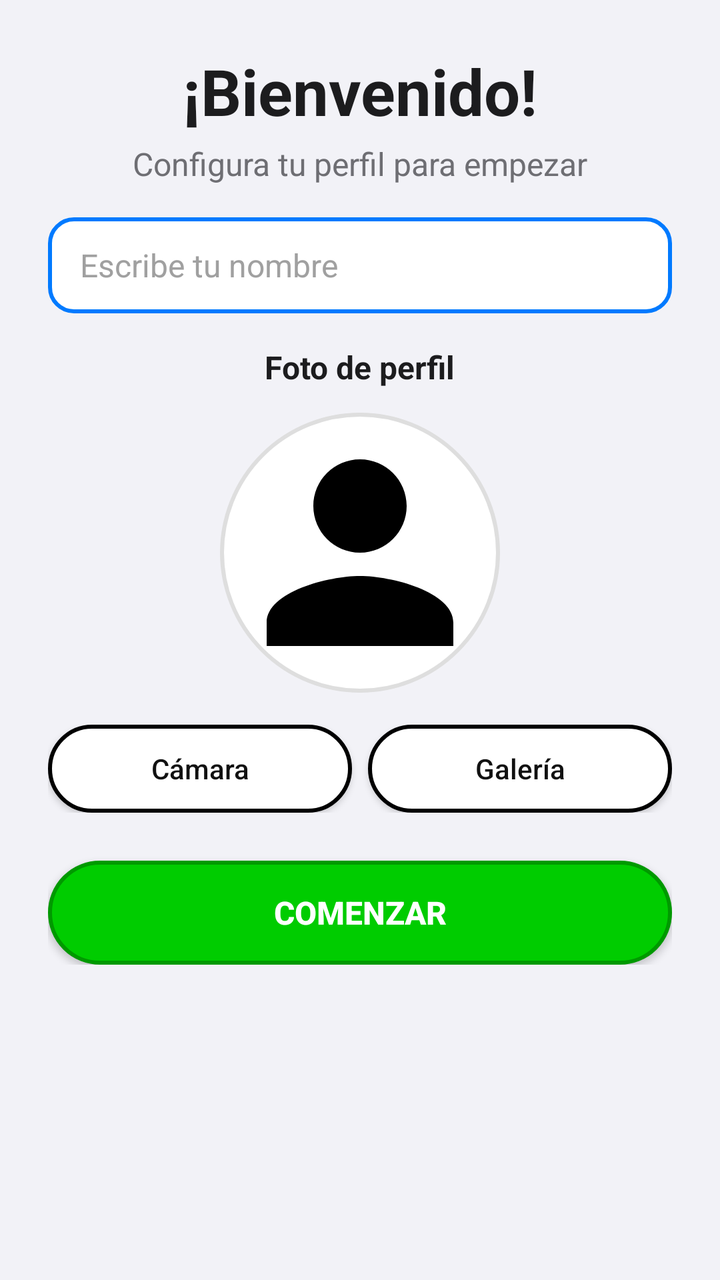
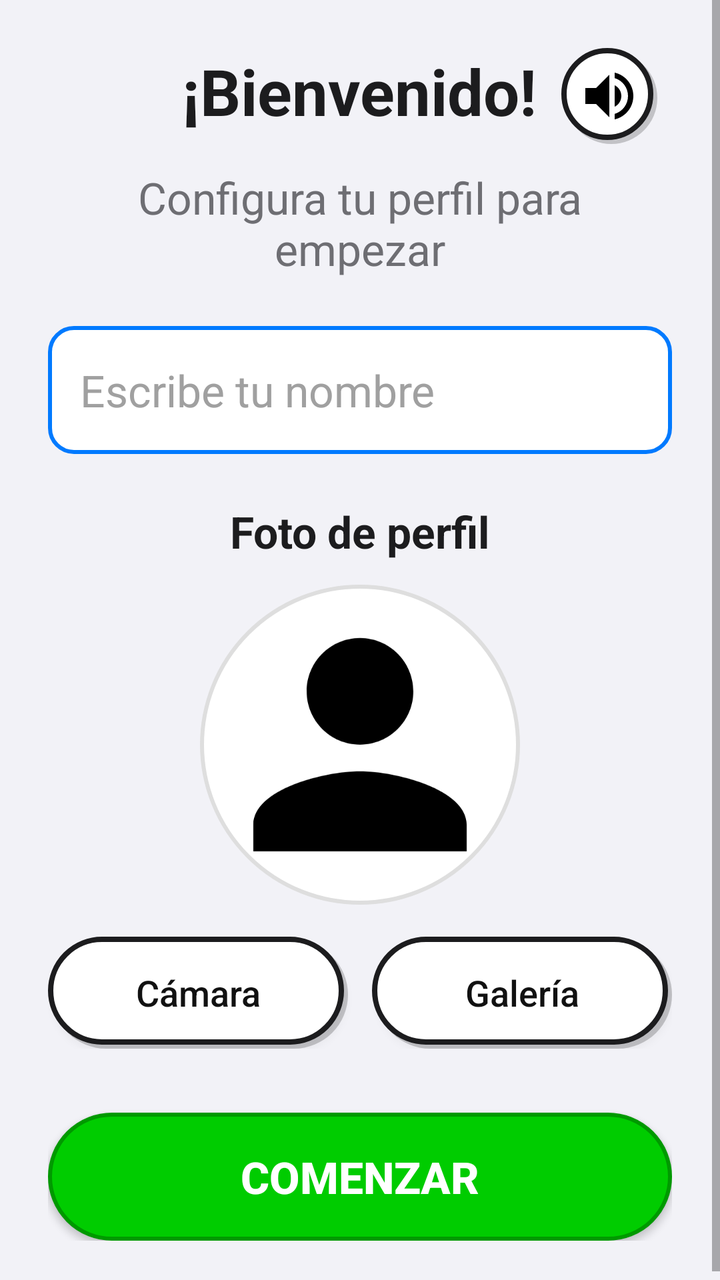

An Android layout rendered at two revisions. The XML below is the earlier revision; the diff shows what the commit changed to produce the second picture.
<!-- AndroidManifest.xml: activity theme AppTheme.NoActionBar -->
<!-- res/layout/activity_welcome.xml -->
<?xml version="1.0" encoding="utf-8"?>
<ScrollView
    xmlns:android="http://schemas.android.com/apk/res/android"
    android:layout_width="match_parent"
    android:layout_height="match_parent"
    android:background="#F2F2F7">

    <LinearLayout
        android:layout_width="match_parent"
        android:layout_height="wrap_content"
        android:orientation="vertical"
        android:padding="24dp">

        
        <TextView
            android:layout_width="match_parent"
            android:layout_height="wrap_content"
            android:text="¡Bienvenido!"
            android:textSize="32sp"
            android:textStyle="bold"
            android:textColor="#1C1C1E"
            android:textAlignment="center"
            android:layout_marginBottom="4dp"/>

        <TextView
            android:layout_width="match_parent"
            android:layout_height="wrap_content"
            android:text="Configura tu perfil para empezar"
            android:textSize="16sp"
            android:textColor="#6E6E73"
            android:textAlignment="center"
            android:layout_marginBottom="16dp"/>

        
        <EditText
            android:id="@+id/etNombre"
            android:layout_width="match_parent"
            android:layout_height="48dp"
            android:hint="Escribe tu nombre"
            android:textSize="16sp"
            android:textColor="#1C1C1E"
            android:textColorHint="#A0A0A0"
            android:inputType="textPersonName|textCapWords"
            android:paddingStart="16dp"
            android:paddingEnd="16dp"
            android:background="@drawable/bg_input_welcome"
            android:layout_marginBottom="16dp"/>

        
        <TextView
            android:layout_width="wrap_content"
            android:layout_height="wrap_content"
            android:text="Foto de perfil"
            android:textSize="16sp"
            android:textStyle="bold"
            android:textColor="#1C1C1E"
            android:layout_marginBottom="12dp"
            android:layout_gravity="center_horizontal"/>

        
        <ImageView
            android:id="@+id/ivFoto"
            android:layout_width="140dp"
            android:layout_height="140dp"
            android:src="@drawable/ic_persona"
            android:scaleType="centerCrop"
            android:background="@drawable/bg_avatar_circle"
            android:layout_gravity="center_horizontal"
            android:contentDescription="Vista previa de foto de perfil"
            android:layout_marginBottom="16dp"/>

        
        <LinearLayout
            android:layout_width="match_parent"
            android:layout_height="wrap_content"
            android:orientation="horizontal"
            android:layout_marginBottom="24dp">

            <Button
                android:id="@+id/btnCapturarFoto"
                android:layout_width="0dp"
                android:layout_height="44dp"
                android:layout_weight="1"
                android:text="Cámara"
                android:textSize="14sp"
                android:textColor="#111111"
                android:background="@drawable/bg_tipo_normal"
                android:textAllCaps="false"
                android:layout_marginEnd="8dp"/>

            <Button
                android:id="@+id/btnSeleccionarGaleria"
                android:layout_width="0dp"
                android:layout_height="44dp"
                android:layout_weight="1"
                android:text="Galería"
                android:textSize="14sp"
                android:textColor="#111111"
                android:background="@drawable/bg_tipo_normal"
                android:textAllCaps="false"/>
        </LinearLayout>

        
        <Button
            android:id="@+id/btnGuardar"
            android:layout_width="match_parent"
            android:layout_height="52dp"
            android:text="COMENZAR"
            android:textSize="16sp"
            android:textStyle="bold"
            android:textColor="#FFFFFF"
            android:background="@drawable/bg_tipo_correcto"
            android:textAllCaps="true"/>

    </LinearLayout>

</ScrollView>
<!-- resources referenced by this layout -->
<resources>
  <!-- drawable bg_avatar_circle (drawable) -->
  <?xml version="1.0" encoding="utf-8"?>
  <shape xmlns:android="http://schemas.android.com/apk/res/android"
      android:shape="oval">
      <solid android:color="#FFFFFF"/>
      <stroke
          android:width="2dp"
          android:color="@color/avatar_borde"/>
  </shape>
  <!-- drawable bg_input_welcome (drawable) -->
  <?xml version="1.0" encoding="utf-8"?>
  <shape xmlns:android="http://schemas.android.com/apk/res/android"
      android:shape="rectangle">
      <solid android:color="#FFFFFF"/>
      <stroke android:width="2dp" android:color="#007AFF"/>
      <corners android:radius="12dp"/>
  </shape>
  <!-- drawable bg_tipo_correcto (drawable) -->
  <?xml version="1.0" encoding="utf-8"?>
  <shape xmlns:android="http://schemas.android.com/apk/res/android"
      android:shape="rectangle">
      <solid android:color="#00CC00" />
      <corners android:radius="70dp" />
      <stroke android:color="#009900" android:width="2dp" />
  </shape>
  <!-- drawable bg_tipo_normal (drawable) -->
  <?xml version="1.0" encoding="utf-8"?>
  <shape xmlns:android="http://schemas.android.com/apk/res/android"
      android:shape="rectangle">
  
      <solid android:color="#FFFFFF" />
  
      <corners android:radius="70dp" />
  
      <stroke
          android:color="#000000"
          android:width="2dp" />
  
  </shape>
  <!-- drawable ic_persona (drawable) -->
  <vector xmlns:android="http://schemas.android.com/apk/res/android" android:height="24dp" android:tint="#000000" android:viewportHeight="24" android:viewportWidth="24" android:width="24dp">
        
      <path android:fillColor="@android:color/black" android:pathData="M12,12c2.21,0 4,-1.79 4,-4s-1.79,-4 -4,-4 -4,1.79 -4,4 1.79,4 4,4zM12,14c-2.67,0 -8,1.34 -8,4v2h16v-2c0,-2.66 -5.33,-4 -8,-4z"/>
      
  </vector>
  <style name="AppTheme.NoActionBar">
          <item name="windowActionBar">false</item>
          <item name="windowNoTitle">true</item>
          <item name="android:statusBarColor">@color/fondo_app</item>
          <item name="android:windowLightStatusBar">true</item>
      </style>
  <color name="avatar_borde">#DEDEDE</color>
  <color name="fondo_app">#F2F2F7</color>
</resources>

<!-- the commit's change to res/layout/activity_welcome.xml (unified diff, before → after) -->
@@ -12,46 +12,66 @@
         android:padding="24dp">
 
         
-        <TextView
+        <RelativeLayout
             android:layout_width="match_parent"
             android:layout_height="wrap_content"
-            android:text="¡Bienvenido!"
-            android:textSize="32sp"
-            android:textStyle="bold"
-            android:textColor="#1C1C1E"
-            android:textAlignment="center"
-            android:layout_marginBottom="4dp"/>
+            android:layout_marginBottom="12dp">
+
+            <TextView
+                android:id="@+id/tvTituloBienvenida"
+                android:layout_width="wrap_content"
+                android:layout_height="wrap_content"
+                android:layout_centerHorizontal="true"
+                android:text="¡Bienvenido!"
+                android:textSize="@dimen/text_size_xlarge"
+                android:textStyle="bold"
+                android:textColor="#1C1C1E"
+                android:textAlignment="center"/>
+
+            <ImageButton
+                android:id="@+id/btnRepetirSaludo"
+                android:layout_width="48dp"
+                android:layout_height="48dp"
+                android:layout_toEndOf="@id/tvTituloBienvenida"
+                android:layout_marginStart="12dp"
+                android:layout_centerVertical="true"
+                android:src="@drawable/ic_volumen"
+                android:background="@drawable/bg_tipo_normal"
+                android:contentDescription="Repetir saludo del robot"
+                android:padding="8dp"
+                android:scaleType="fitCenter"/>
+        </RelativeLayout>
 
         <TextView
             android:layout_width="match_parent"
             android:layout_height="wrap_content"
             android:text="Configura tu perfil para empezar"
-            android:textSize="16sp"
+            android:textSize="@dimen/text_size_medium"
             android:textColor="#6E6E73"
             android:textAlignment="center"
-            android:layout_marginBottom="16dp"/>
+            android:layout_marginBottom="24dp"/>
 
         
         <EditText
             android:id="@+id/etNombre"
             android:layout_width="match_parent"
-            android:layout_height="48dp"
+            android:layout_height="64dp"
             android:hint="Escribe tu nombre"
-            android:textSize="16sp"
+            android:textSize="@dimen/text_size_medium"
             android:textColor="#1C1C1E"
             android:textColorHint="#A0A0A0"
             android:inputType="textPersonName|textCapWords"
             android:paddingStart="16dp"
             android:paddingEnd="16dp"
             android:background="@drawable/bg_input_welcome"
-            android:layout_marginBottom="16dp"/>
+            android:layout_marginBottom="24dp"/>
 
         
         <TextView
             android:layout_width="wrap_content"
             android:layout_height="wrap_content"
             android:text="Foto de perfil"
-            android:textSize="16sp"
+            android:textSize="@dimen/text_size_medium"
             android:textStyle="bold"
             android:textColor="#1C1C1E"
             android:layout_marginBottom="12dp"
@@ -60,41 +80,43 @@
         
         <ImageView
             android:id="@+id/ivFoto"
-            android:layout_width="140dp"
-            android:layout_height="140dp"
+            android:layout_width="160dp"
+            android:layout_height="160dp"
             android:src="@drawable/ic_persona"
             android:scaleType="centerCrop"
             android:background="@drawable/bg_avatar_circle"
             android:layout_gravity="center_horizontal"
-            android:contentDescription="Vista previa de foto de perfil"
-            android:layout_marginBottom="16dp"/>
+            android:contentDescription="Vista previa de foto de perfil (Toca para cambiar)"
+            android:layout_marginBottom="16dp"
+            android:clickable="true"
+            android:focusable="true"/>
 
         
         <LinearLayout
             android:layout_width="match_parent"
             android:layout_height="wrap_content"
             android:orientation="horizontal"
-            android:layout_marginBottom="24dp">
+            android:layout_marginBottom="32dp">
 
             <Button
                 android:id="@+id/btnCapturarFoto"
                 android:layout_width="0dp"
-                android:layout_height="44dp"
+                android:layout_height="56dp"
                 android:layout_weight="1"
                 android:text="Cámara"
-                android:textSize="14sp"
+                android:textSize="@dimen/text_size_small"
                 android:textColor="#111111"
                 android:background="@drawable/bg_tipo_normal"
                 android:textAllCaps="false"
-                android:layout_marginEnd="8dp"/>
+                android:layout_marginEnd="12dp"/>
 
             <Button
                 android:id="@+id/btnSeleccionarGaleria"
                 android:layout_width="0dp"
-                android:layout_height="44dp"
+                android:layout_height="56dp"
                 android:layout_weight="1"
                 android:text="Galería"
-                android:textSize="14sp"
+                android:textSize="@dimen/text_size_small"
                 android:textColor="#111111"
                 android:background="@drawable/bg_tipo_normal"
                 android:textAllCaps="false"/>
@@ -104,9 +126,9 @@
         <Button
             android:id="@+id/btnGuardar"
             android:layout_width="match_parent"
-            android:layout_height="52dp"
+            android:layout_height="64dp"
             android:text="COMENZAR"
-            android:textSize="16sp"
+            android:textSize="@dimen/text_size_medium"
             android:textStyle="bold"
             android:textColor="#FFFFFF"
             android:background="@drawable/bg_tipo_correcto"
<!-- resource entries referenced after the edit -->
@@ -1,5 +1,8 @@
 <!-- resources referenced by this layout -->
 <resources>
+  <dimen name="text_size_medium">22sp</dimen>
+  <dimen name="text_size_small">18sp</dimen>
+  <dimen name="text_size_xlarge">32sp</dimen>
   <!-- drawable bg_avatar_circle (drawable) -->
   <?xml version="1.0" encoding="utf-8"?>
   <shape xmlns:android="http://schemas.android.com/apk/res/android"
@@ -27,22 +30,35 @@
   </shape>
   <!-- drawable bg_tipo_normal (drawable) -->
   <?xml version="1.0" encoding="utf-8"?>
-  <shape xmlns:android="http://schemas.android.com/apk/res/android"
-      android:shape="rectangle">
-  
-      <solid android:color="#FFFFFF" />
-  
-      <corners android:radius="70dp" />
-  
-      <stroke
-          android:color="#000000"
-          android:width="2dp" />
-  
-  </shape>
+  <layer-list xmlns:android="http://schemas.android.com/apk/res/android">
+      
+      <item android:top="2dp" android:left="2dp">
+          <shape android:shape="rectangle">
+              <solid android:color="#33000000" />
+              <corners android:radius="70dp" />
+          </shape>
+      </item>
+      
+      <item android:bottom="2dp" android:right="2dp">
+          <shape android:shape="rectangle">
+              <solid android:color="#FFFFFF" />
+              <corners android:radius="70dp" />
+              <stroke
+                  android:color="#1C1C1E"
+                  android:width="2.5dp" />
+          </shape>
+      </item>
+  </layer-list>
   <!-- drawable ic_persona (drawable) -->
   <vector xmlns:android="http://schemas.android.com/apk/res/android" android:height="24dp" android:tint="#000000" android:viewportHeight="24" android:viewportWidth="24" android:width="24dp">
         
       <path android:fillColor="@android:color/black" android:pathData="M12,12c2.21,0 4,-1.79 4,-4s-1.79,-4 -4,-4 -4,1.79 -4,4 1.79,4 4,4zM12,14c-2.67,0 -8,1.34 -8,4v2h16v-2c0,-2.66 -5.33,-4 -8,-4z"/>
+      
+  </vector>
+  <!-- drawable ic_volumen (drawable) -->
+  <vector xmlns:android="http://schemas.android.com/apk/res/android" android:autoMirrored="true" android:height="24dp" android:tint="#000000" android:viewportHeight="24" android:viewportWidth="24" android:width="24dp">
+        
+      <path android:fillColor="@android:color/white" android:pathData="M3,9v6h4l5,5L12,4L7,9L3,9zM16.5,12c0,-1.77 -1.02,-3.29 -2.5,-4.03v8.05c1.48,-0.73 2.5,-2.25 2.5,-4.02zM14,3.23v2.06c2.89,0.86 5,3.54 5,6.71s-2.11,5.85 -5,6.71v2.06c4.01,-0.91 7,-4.49 7,-8.77s-2.99,-7.86 -7,-8.77z"/>
       
   </vector>
   <style name="AppTheme.NoActionBar">
